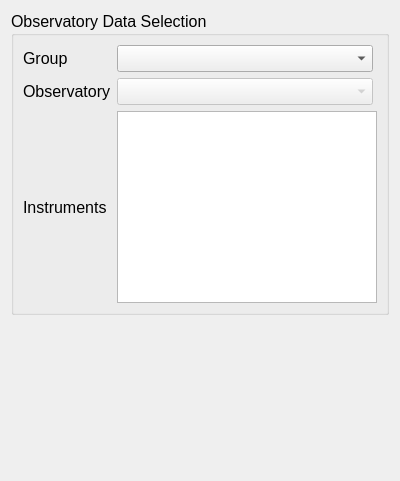
Above: plugins/vtkSpaceCraftInfoFilter/ScInfoPropWidget.ui from ghost-kit/archive before the change. Below: the same form after it.
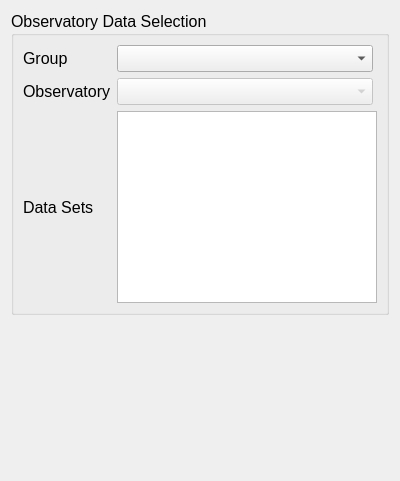
That is the form after the change.

Commit message: One last nightly commit

What changed in the file:
```diff
--- a/plugins/vtkSpaceCraftInfoFilter/ScInfoPropWidget.ui
+++ b/plugins/vtkSpaceCraftInfoFilter/ScInfoPropWidget.ui
@@ -109,7 +109,7 @@
       <item row="2" column="0">
        <widget class="QLabel" name="Instrument_Label">
         <property name="text">
-         <string>Instruments</string>
+         <string>Data Sets</string>
         </property>
        </widget>
       </item>
```
The commit also changes 2 other files.
